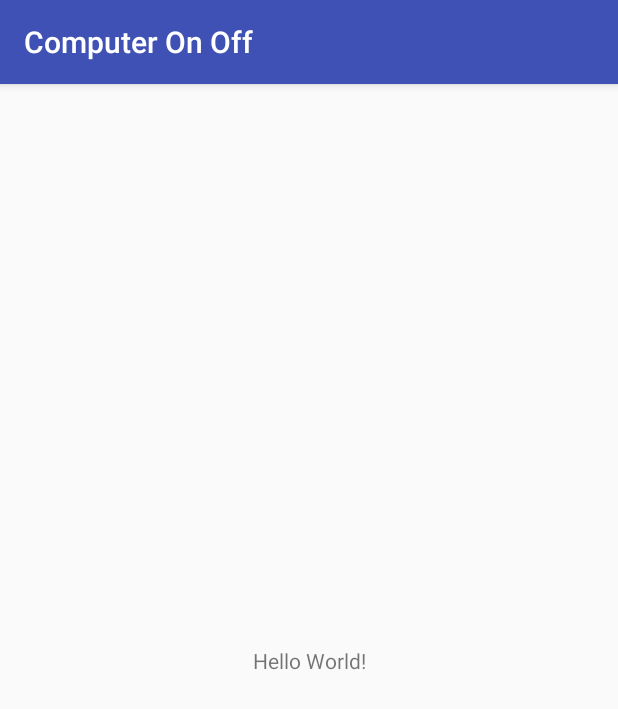
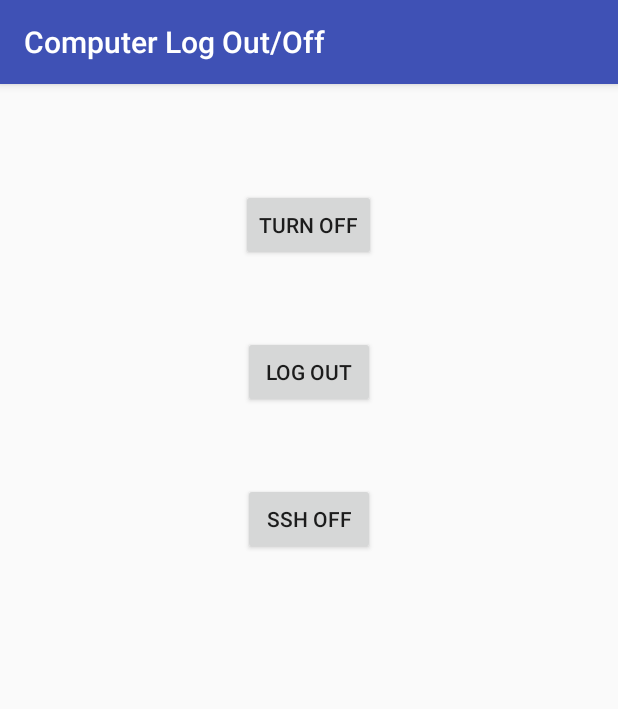
Before and after one commit to endoram/compOnOff, an Android app: the screen it shows after launch (MainActivity), on a phone screen of 412 x 824 dp. Shown: the top 709 px of the screen. Run offline under Robolectric (Android 15) with nearby library versions, the phone set to English and light mode, and no system bars.

Commit message:
Edited possible actions and changed IP address

```diff
--- a/app/build.gradle
+++ b/app/build.gradle
@@ -25,4 +25,5 @@ dependencies {
     testImplementation 'junit:junit:4.12'
     androidTestImplementation 'com.android.support.test:runner:1.0.2'
     androidTestImplementation 'com.android.support.test.espresso:espresso-core:3.0.2'
+    implementation 'com.android.volley:volley:1.1.1'
 }
--- a/app/src/main/AndroidManifest.xml
+++ b/app/src/main/AndroidManifest.xml
@@ -2,6 +2,7 @@
 <manifest xmlns:android="http://schemas.android.com/apk/res/android"
     package="com.example.lukebousfield.computeronoff">
 
+    <uses-permission android:name="android.permission.INTERNET"/>
     <application
         android:allowBackup="true"
         android:icon="@mipmap/ic_launcher"
--- a/app/src/main/res/layout/activity_main.xml
+++ b/app/src/main/res/layout/activity_main.xml
@@ -1,18 +1,38 @@
 <?xml version="1.0" encoding="utf-8"?>
-<android.support.constraint.ConstraintLayout xmlns:android="http://schemas.android.com/apk/res/android"
+<RelativeLayout xmlns:android="http://schemas.android.com/apk/res/android"
     xmlns:app="http://schemas.android.com/apk/res-auto"
     xmlns:tools="http://schemas.android.com/tools"
     android:layout_width="match_parent"
     android:layout_height="match_parent"
     tools:context=".MainActivity">
 
-    <TextView
+    <Button
+        android:id="@+id/turn_off"
+        android:layout_height="wrap_content"
+        android:layout_width="wrap_content"
+        android:layout_centerHorizontal="true"
+        android:layout_marginTop="70dp"
+        android:text="@string/turn_off_text"
+        />
+
+    <Button
+        android:id="@+id/log_out"
+        android:layout_height="wrap_content"
+        android:layout_width="wrap_content"
+        android:layout_centerHorizontal="true"
+        android:layout_marginTop="50dp"
+        android:layout_below="@id/turn_off"
+        android:text="@string/log_out_text"
+        />
+
+    <Button
+        android:id="@+id/ssh_off"
         android:layout_width="wrap_content"
         android:layout_height="wrap_content"
-        android:text="Hello World!"
-        app:layout_constraintBottom_toBottomOf="parent"
-        app:layout_constraintLeft_toLeftOf="parent"
-        app:layout_constraintRight_toRightOf="parent"
-        app:layout_constraintTop_toTopOf="parent" />
+        android:layout_centerHorizontal="true"
+        android:layout_marginTop="50dp"
+        android:layout_below="@id/log_out"
+        android:text="@string/ssh_off_text"
+        />
 
-</android.support.constraint.ConstraintLayout>
+</RelativeLayout>
--- a/app/src/main/res/values/strings.xml
+++ b/app/src/main/res/values/strings.xml
@@ -1,3 +1,8 @@
 <resources>
-    <string name="app_name">Computer On Off</string>
+    <string name="app_name">Computer Log Out/Off</string>
+    <string name="turn_off_text">Turn Off</string>
+    <string name="log_out_text">Log Out</string>
+    <string name="ssh_off_text">SSH Off</string>
+    <!--<string name="server_address">IP_ADDRESS:PORT</string>-->
+    <string name="server_address">http://192.168.1.138:5000</string>
 </resources>
```
Also changed, not shown: gradle/wrapper/gradle-wrapper.properties, 1 other file.
